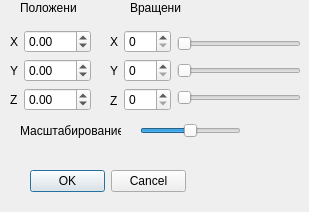
Qt form movedialog.ui (Raffity/Radiosity-Qt) before a commit.
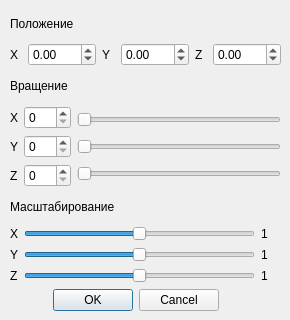
The same form after that commit.

```diff
--- a/movedialog.ui
+++ b/movedialog.ui
@@ -6,42 +6,47 @@
    <rect>
     <x>0</x>
     <y>0</y>
-    <width>309</width>
-    <height>212</height>
+    <width>290</width>
+    <height>320</height>
    </rect>
   </property>
+  <property name="minimumSize">
+   <size>
+    <width>290</width>
+    <height>320</height>
+   </size>
+  </property>
+  <property name="maximumSize">
+   <size>
+    <width>290</width>
+    <height>320</height>
+   </size>
+  </property>
   <property name="windowTitle">
    <string>Положение объекта</string>
   </property>
-  <widget class="QDialogButtonBox" name="buttonBox">
-   <property name="geometry">
-    <rect>
-     <x>30</x>
-     <y>170</y>
-     <width>156</width>
-     <height>23</height>
-    </rect>
-   </property>
-   <property name="orientation">
-    <enum>Qt::Horizontal</enum>
-   </property>
-   <property name="standardButtons">
-    <set>QDialogButtonBox::Cancel|QDialogButtonBox::Ok</set>
-   </property>
-  </widget>
   <widget class="QWidget" name="layoutWidget">
    <property name="geometry">
     <rect>
      <x>10</x>
-     <y>30</y>
-     <width>81</width>
-     <height>81</height>
+     <y>10</y>
+     <width>271</width>
+     <height>301</height>
     </rect>
    </property>
-   <layout class="QHBoxLayout" name="horizontalLayout_3">
-    <item>
      <layout class="QVBoxLayout" name="verticalLayout">
       <item>
+     <widget class="QLabel" name="label_4">
+      <property name="text">
+       <string>Положение</string>
+      </property>
+     </widget>
+    </item>
+    <item>
+     <layout class="QHBoxLayout" name="horizontalLayout_3">
+      <item>
+       <layout class="QHBoxLayout" name="horizontalLayout_6">
+        <item>
        <widget class="QLabel" name="label">
         <property name="text">
          <string>X</string>
@@ -49,24 +54,6 @@
        </widget>
       </item>
       <item>
-       <widget class="QLabel" name="label_2">
-        <property name="text">
-         <string>Y</string>
-        </property>
-       </widget>
-      </item>
-      <item>
-       <widget class="QLabel" name="label_3">
-        <property name="text">
-         <string>Z</string>
-        </property>
-       </widget>
-      </item>
-     </layout>
-    </item>
-    <item>
-     <layout class="QVBoxLayout" name="verticalLayout_2">
-      <item>
        <widget class="QDoubleSpinBox" name="doubleSpinBox">
         <property name="minimum">
          <double>-200.000000000000000</double>
@@ -76,16 +63,41 @@
         </property>
        </widget>
       </item>
+       </layout>
+      </item>
+      <item>
+       <layout class="QHBoxLayout" name="horizontalLayout_7">
+        <item>
+         <widget class="QLabel" name="label_2">
+          <property name="text">
+           <string>Y</string>
+          </property>
+         </widget>
+        </item>
       <item>
        <widget class="QDoubleSpinBox" name="doubleSpinBox_2">
         <property name="minimum">
          <double>-200.000000000000000</double>
         </property>
+          <property name="maximum">
+           <double>200.000000000000000</double>
+          </property>
         <property name="value">
          <double>0.000000000000000</double>
         </property>
        </widget>
       </item>
+       </layout>
+      </item>
+      <item>
+       <layout class="QHBoxLayout" name="horizontalLayout_8">
+        <item>
+         <widget class="QLabel" name="label_3">
+          <property name="text">
+           <string>Z</string>
+          </property>
+         </widget>
+        </item>
       <item>
        <widget class="QDoubleSpinBox" name="doubleSpinBox_3">
         <property name="minimum">
@@ -99,71 +111,17 @@
      </layout>
     </item>
    </layout>
-  </widget>
+    </item>
+    <item>
   <widget class="QLabel" name="label_8">
-   <property name="geometry">
-    <rect>
-     <x>130</x>
-     <y>0</y>
-     <width>51</width>
-     <height>16</height>
-    </rect>
-   </property>
    <property name="text">
     <string>Вращение</string>
    </property>
   </widget>
-  <widget class="QLabel" name="label_4">
-   <property name="geometry">
-    <rect>
-     <x>20</x>
-     <y>0</y>
-     <width>57</width>
-     <height>16</height>
-    </rect>
-   </property>
-   <property name="text">
-    <string>Положение</string>
-   </property>
-  </widget>
-  <widget class="QSlider" name="horizontalSlider_4">
-   <property name="geometry">
-    <rect>
-     <x>140</x>
-     <y>120</y>
-     <width>101</width>
-     <height>22</height>
-    </rect>
-   </property>
-   <property name="minimum">
-    <number>1</number>
-   </property>
-   <property name="maximum">
-    <number>200</number>
-   </property>
-   <property name="singleStep">
-    <number>1</number>
-   </property>
-   <property name="value">
-    <number>100</number>
-   </property>
-   <property name="orientation">
-    <enum>Qt::Horizontal</enum>
-   </property>
-  </widget>
-  <widget class="QWidget" name="layoutWidget">
-   <property name="geometry">
-    <rect>
-     <x>110</x>
-     <y>30</y>
-     <width>191</width>
-     <height>82</height>
-    </rect>
-   </property>
+    </item>
+    <item>
    <layout class="QHBoxLayout" name="horizontalLayout">
     <item>
-     <layout class="QHBoxLayout" name="horizontalLayout_2">
-      <item>
        <layout class="QVBoxLayout" name="verticalLayout_3">
         <item>
          <widget class="QLabel" name="label_5">
@@ -189,6 +147,8 @@
        </layout>
       </item>
       <item>
+       <layout class="QHBoxLayout" name="horizontalLayout_2">
+        <item>
        <layout class="QVBoxLayout" name="verticalLayout_4">
         <item>
          <widget class="QSpinBox" name="spinBox">
@@ -202,7 +162,13 @@
            </size>
           </property>
           <property name="maximum">
-           <number>180</number>
+             <number>360</number>
+            </property>
+            <property name="singleStep">
+             <number>5</number>
+            </property>
+            <property name="value">
+             <number>0</number>
           </property>
          </widget>
         </item>
@@ -215,14 +181,20 @@
            </size>
           </property>
           <property name="maximum">
-           <number>180</number>
+             <number>360</number>
+            </property>
+            <property name="singleStep">
+             <number>5</number>
           </property>
          </widget>
         </item>
         <item>
          <widget class="QSpinBox" name="spinBox_3">
           <property name="maximum">
-           <number>180</number>
+             <number>360</number>
+            </property>
+            <property name="singleStep">
+             <number>5</number>
           </property>
          </widget>
         </item>
@@ -235,27 +207,42 @@
       <item>
        <widget class="QSlider" name="horizontalSlider">
         <property name="maximum">
-         <number>180</number>
+           <number>360</number>
+          </property>
+          <property name="singleStep">
+           <number>5</number>
         </property>
         <property name="orientation">
          <enum>Qt::Horizontal</enum>
         </property>
+          <property name="tickInterval">
+           <number>0</number>
+          </property>
        </widget>
       </item>
       <item>
        <widget class="QSlider" name="horizontalSlider_2">
         <property name="maximum">
-         <number>180</number>
+           <number>360</number>
+          </property>
+          <property name="singleStep">
+           <number>5</number>
         </property>
         <property name="orientation">
          <enum>Qt::Horizontal</enum>
         </property>
+          <property name="tickInterval">
+           <number>0</number>
+          </property>
        </widget>
       </item>
       <item>
        <widget class="QSlider" name="horizontalSlider_3">
         <property name="maximum">
-         <number>180</number>
+           <number>360</number>
+          </property>
+          <property name="singleStep">
+           <number>5</number>
         </property>
         <property name="orientation">
          <enum>Qt::Horizontal</enum>
@@ -265,32 +252,162 @@
      </layout>
     </item>
    </layout>
-  </widget>
+    </item>
+    <item>
   <widget class="QLabel" name="label_9">
-   <property name="geometry">
-    <rect>
-     <x>20</x>
-     <y>120</y>
-     <width>101</width>
-     <height>21</height>
-    </rect>
-   </property>
    <property name="text">
     <string>Масштабирование</string>
    </property>
   </widget>
+    </item>
+    <item>
+     <layout class="QHBoxLayout" name="horizontalLayout_5">
+      <item>
+       <layout class="QHBoxLayout" name="horizontalLayout_4">
+        <item>
+         <layout class="QVBoxLayout" name="verticalLayout_7">
+          <item>
+           <widget class="QLabel" name="label_11">
+            <property name="text">
+             <string>X</string>
+            </property>
+           </widget>
+          </item>
+          <item>
+           <widget class="QLabel" name="label_12">
+            <property name="text">
+             <string>Y</string>
+            </property>
+           </widget>
+          </item>
+          <item>
+           <widget class="QLabel" name="label_13">
+            <property name="text">
+             <string>Z</string>
+            </property>
+           </widget>
+          </item>
+         </layout>
+        </item>
+        <item>
+         <layout class="QVBoxLayout" name="verticalLayout_6">
+          <item>
+           <widget class="QSlider" name="horizontalSlider_7">
+            <property name="minimum">
+             <number>1</number>
+            </property>
+            <property name="maximum">
+             <number>500</number>
+            </property>
+            <property name="value">
+             <number>250</number>
+            </property>
+            <property name="orientation">
+             <enum>Qt::Horizontal</enum>
+            </property>
+           </widget>
+          </item>
+          <item>
+           <widget class="QSlider" name="horizontalSlider_6">
+            <property name="minimum">
+             <number>1</number>
+            </property>
+            <property name="maximum">
+             <number>500</number>
+            </property>
+            <property name="singleStep">
+             <number>1</number>
+            </property>
+            <property name="value">
+             <number>250</number>
+            </property>
+            <property name="orientation">
+             <enum>Qt::Horizontal</enum>
+            </property>
+           </widget>
+          </item>
+          <item>
+           <widget class="QSlider" name="horizontalSlider_5">
+            <property name="minimum">
+             <number>1</number>
+            </property>
+            <property name="maximum">
+             <number>500</number>
+            </property>
+            <property name="value">
+             <number>250</number>
+            </property>
+            <property name="orientation">
+             <enum>Qt::Horizontal</enum>
+            </property>
+           </widget>
+          </item>
+         </layout>
+        </item>
+       </layout>
+      </item>
+      <item>
+       <layout class="QVBoxLayout" name="verticalLayout_8">
+        <item>
   <widget class="QLabel" name="label_10">
-   <property name="geometry">
-    <rect>
-     <x>260</x>
-     <y>120</y>
-     <width>41</width>
-     <height>16</height>
-    </rect>
+          <property name="minimumSize">
+           <size>
+            <width>20</width>
+            <height>0</height>
+           </size>
    </property>
    <property name="text">
-    <string/>
-   </property>
+           <string>1</string>
+          </property>
+         </widget>
+        </item>
+        <item>
+         <widget class="QLabel" name="label_14">
+          <property name="minimumSize">
+           <size>
+            <width>20</width>
+            <height>0</height>
+           </size>
+          </property>
+          <property name="text">
+           <string>1</string>
+          </property>
+         </widget>
+        </item>
+        <item>
+         <widget class="QLabel" name="label_15">
+          <property name="minimumSize">
+           <size>
+            <width>20</width>
+            <height>0</height>
+           </size>
+          </property>
+          <property name="text">
+           <string>1</string>
+          </property>
+         </widget>
+        </item>
+       </layout>
+      </item>
+     </layout>
+    </item>
+    <item>
+     <widget class="QDialogButtonBox" name="buttonBox">
+      <property name="maximumSize">
+       <size>
+        <width>209</width>
+        <height>16777215</height>
+       </size>
+      </property>
+      <property name="orientation">
+       <enum>Qt::Horizontal</enum>
+      </property>
+      <property name="standardButtons">
+       <set>QDialogButtonBox::Cancel|QDialogButtonBox::Ok</set>
+      </property>
+     </widget>
+    </item>
+   </layout>
   </widget>
  </widget>
  <resources/>
```
Left out of the diff: 2 changed lines with no effect on the pictures. Lines whose indentation alone changed are shown as unchanged.
